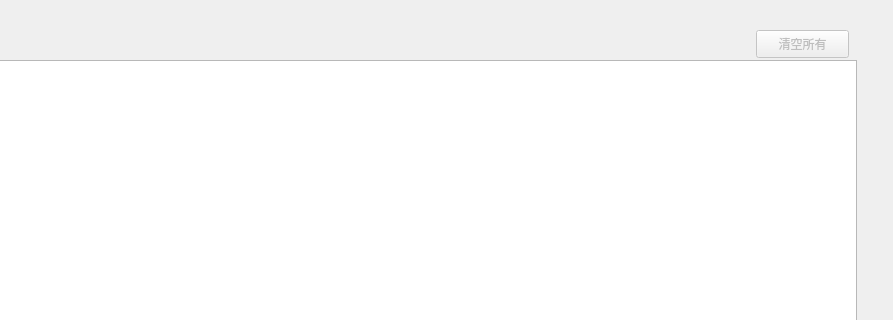
ChenKS12138/lost_and_found, file appwindow.ui: the form before one commit; both pictures show x 214 to 1107 and y 0 to 320 of the 1107 by 706 pixel window.
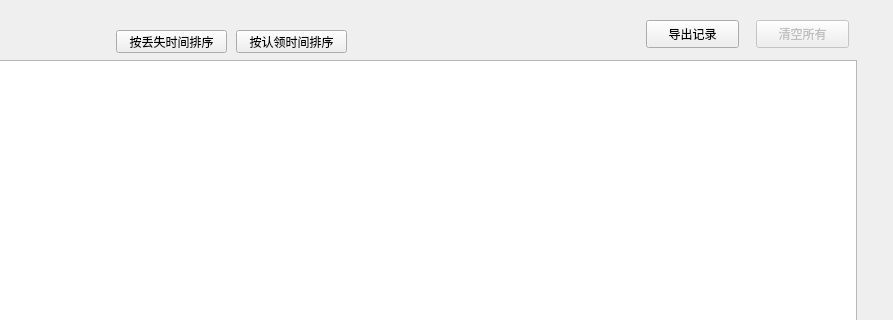
The form after the commit.

What changed in the file:
```diff
--- a/appwindow.ui
+++ b/appwindow.ui
@@ -127,7 +127,7 @@
     <property name="geometry">
      <rect>
       <x>970</x>
-      <y>30</y>
+      <y>20</y>
       <width>93</width>
       <height>28</height>
      </rect>
@@ -136,6 +136,48 @@
      <string>清空所有</string>
     </property>
    </widget>
+   <widget class="QPushButton" name="sortByLost">
+    <property name="geometry">
+     <rect>
+      <x>330</x>
+      <y>30</y>
+      <width>111</width>
+      <height>23</height>
+     </rect>
+    </property>
+    <property name="text">
+     <string>按丢失时间排序</string>
+    </property>
+   </widget>
+   <widget class="QPushButton" name="sortByFound">
+    <property name="geometry">
+     <rect>
+      <x>450</x>
+      <y>30</y>
+      <width>111</width>
+      <height>23</height>
+     </rect>
+    </property>
+    <property name="text">
+     <string>按认领时间排序</string>
+    </property>
+   </widget>
+   <widget class="QPushButton" name="exportRecord">
+    <property name="enabled">
+     <bool>true</bool>
+    </property>
+    <property name="geometry">
+     <rect>
+      <x>860</x>
+      <y>20</y>
+      <width>93</width>
+      <height>28</height>
+     </rect>
+    </property>
+    <property name="text">
+     <string>导出记录</string>
+    </property>
+   </widget>
   </widget>
   <widget class="QMenuBar" name="menubar">
    <property name="geometry">
```
